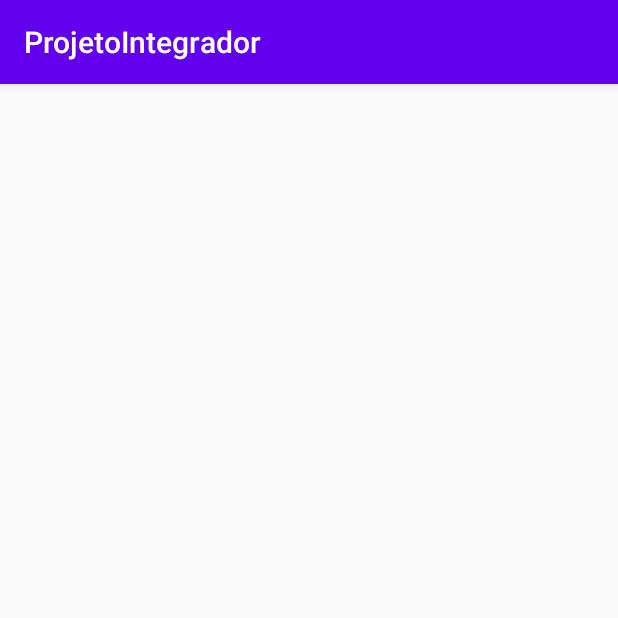
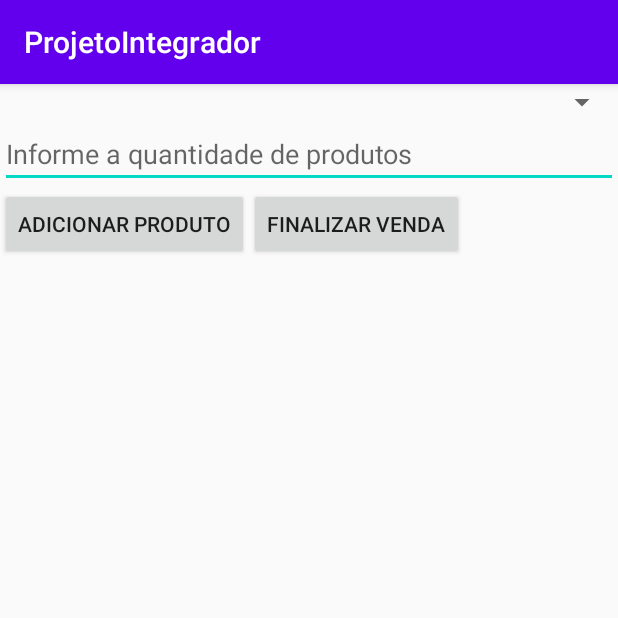
Before and after one commit to eligustavo/projeto-android-studio, an Android app: the ActivityVenda screen opened directly, with no data from a screen before it, on a phone screen of 412 x 824 dp, the top half of it. Run offline under Robolectric (Android 15) with nearby library versions, the phone set to English and light mode, and no system bars.

Commit message:
Criada a interface de vendas

```diff
--- a/app/src/main/AndroidManifest.xml
+++ b/app/src/main/AndroidManifest.xml
@@ -9,7 +9,8 @@
         android:roundIcon="@mipmap/ic_launcher_round"
         android:supportsRtl="true"
         android:theme="@style/AppTheme">
-        <activity android:name=".activities.EditarProdutosActivity"></activity>
+        <activity android:name=".activities.VendaActivity"></activity>
+        <activity android:name=".activities.EditarProdutosActivity" />
         <activity
             android:name=".activities.ListaProdutosActivity"
             android:label="Lista de produtos" />
--- a/app/src/main/java/br/com/etelimoeiro/projetointegrador/controller/ProdutoController.java
+++ b/app/src/main/java/br/com/etelimoeiro/projetointegrador/controller/ProdutoController.java
@@ -27,4 +27,8 @@ public class ProdutoController {
         return this.produtoDAO.excluirProdutoDAO(idProduto);
     }
 
+    public boolean atualizarProdutoController(Produto produto){
+        return this.produtoDAO.atualizarProdutoDAO(produto);
+    }
+
 }
--- a/app/src/main/res/layout/activity_lista_produtos.xml
+++ b/app/src/main/res/layout/activity_lista_produtos.xml
@@ -7,6 +7,12 @@
     android:layout_height="match_parent"
     tools:context=".activities.ListaProdutosActivity">
 
+    <Button
+        android:layout_width="match_parent"
+        android:layout_height="wrap_content"
+        android:text="Atualizar lista"
+        android:onClick="eventAtualizarProd"/>
+
     <ListView
         android:id="@+id/lsvListaProdutos"
         android:layout_width="match_parent"
--- a/app/src/main/res/layout/activity_main.xml
+++ b/app/src/main/res/layout/activity_main.xml
@@ -22,4 +22,10 @@
         android:layout_width="match_parent"
         android:layout_height="wrap_content"
         android:text="Lista de Produtos" />
+
+    <Button
+        android:id="@+id/btnVendas"
+        android:layout_width="match_parent"
+        android:layout_height="wrap_content"
+        android:text="Vender" />
 </LinearLayout>
--- a/app/src/main/res/layout/activity_venda.xml
+++ b/app/src/main/res/layout/activity_venda.xml
@@ -1,9 +1,47 @@
 <?xml version="1.0" encoding="utf-8"?>
-<androidx.constraintlayout.widget.ConstraintLayout xmlns:android="http://schemas.android.com/apk/res/android"
+<LinearLayout xmlns:android="http://schemas.android.com/apk/res/android"
     xmlns:app="http://schemas.android.com/apk/res-auto"
     xmlns:tools="http://schemas.android.com/tools"
     android:layout_width="match_parent"
     android:layout_height="match_parent"
-    tools:context=".activities.ActivityVenda">
+    android:orientation="vertical"
+    tools:context=".activities.VendaActivity">
 
-</androidx.constraintlayout.widget.ConstraintLayout>
+    <Spinner
+        android:id="@+id/spnProduto"
+        android:layout_width="match_parent"
+        android:layout_height="wrap_content"></Spinner>
+
+    <EditText
+        android:id="@+id/edtQtdProduto"
+        android:layout_width="match_parent"
+        android:layout_height="wrap_content"
+        android:hint="Informe a quantidade de produtos"
+        android:inputType="numberSigned" />
+
+    <LinearLayout
+        android:layout_width="match_parent"
+        android:layout_height="wrap_content"
+        android:orientation="horizontal">
+
+        <Button
+            android:id="@+id/btnAddProduto"
+            android:layout_width="wrap_content"
+            android:layout_height="wrap_content"
+            android:text="Adicionar Produto" />
+
+        <Button
+            android:id="@+id/btnFinalizaVenda"
+            android:layout_width="wrap_content"
+            android:layout_height="wrap_content"
+            android:text="Finalizar Venda" />
+
+    </LinearLayout>
+
+
+    <ListView
+        android:id="@+id/lsvProdutos"
+        android:layout_width="match_parent"
+        android:layout_height="wrap_content"></ListView>
+
+</LinearLayout>
```
Also changed, not shown: app/src/main/java/br/com/etelimoeiro/projetointegrador/MainActivity.java (+14 -1 lines), app/src/main/java/br/com/etelimoeiro/projetointegrador/activities/EditarProdutosActivity.java (+79 -1 lines), app/src/main/java/br/com/etelimoeiro/projetointegrador/activities/ListaProdutosActivity.java (+8 -1 lines), app/src/main/java/br/com/etelimoeiro/projetointegrador/activities/VendaActivity.java (added, +16 -0 lines), app/src/main/java/br/com/etelimoeiro/projetointegrador/adapters/ListaProdutosAdapter.java (+7 -0 lines), app/src/main/java/br/com/etelimoeiro/projetointegrador/dao/ProdutoDAO.java (+34 -0 lines), app/src/main/java/br/com/etelimoeiro/projetointegrador/db/ConexaoSQL.java (+19 -0 lines).
